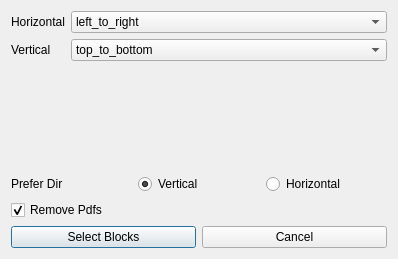
ebrahimraeyat/civilTools, file widgets/import_export/export_dwg_to_pdf.ui: the form before one commit.
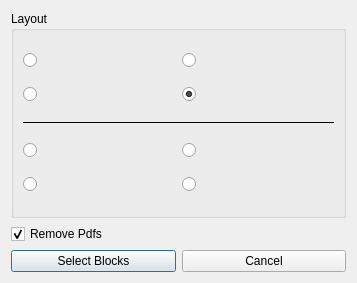
The form after the commit. Icons and pictures are not drawn.

Diff of the .ui file:
```diff
--- a/widgets/import_export/export_dwg_to_pdf.ui
+++ b/widgets/import_export/export_dwg_to_pdf.ui
@@ -6,8 +6,8 @@
    <rect>
     <x>0</x>
     <y>0</y>
-    <width>398</width>
-    <height>259</height>
+    <width>357</width>
+    <height>283</height>
    </rect>
   </property>
   <property name="windowTitle">
@@ -19,78 +19,162 @@
   </property>
   <layout class="QVBoxLayout" name="verticalLayout">
    <item>
-    <layout class="QFormLayout" name="formLayout">
-     <item row="0" column="0">
-      <widget class="QLabel" name="label_2">
-       <property name="text">
-        <string>Horizontal</string>
-       </property>
-      </widget>
-     </item>
-     <item row="0" column="1">
-      <widget class="QComboBox" name="horizontal_combobox">
-       <item>
+    <widget class="QGroupBox" name="layout_groupbox">
+     <property name="title">
+      <string>Layout</string>
+     </property>
+     <layout class="QGridLayout" name="gridLayout">
+      <item row="3" column="0" colspan="2">
+       <widget class="Line" name="line">
+        <property name="frameShadow">
+         <enum>QFrame::Plain</enum>
+        </property>
+        <property name="orientation">
+         <enum>Qt::Horizontal</enum>
+        </property>
+       </widget>
+      </item>
+      <item row="4" column="0">
+       <widget class="QRadioButton" name="left_up_horizontal">
         <property name="text">
-         <string>left_to_right</string>
+         <string/>
         </property>
-       </item>
-       <item>
+        <property name="icon">
+         <iconset resource="../../civiltools.qrc">
+          <normaloff>:/general/images/left-up_horizental.svg</normaloff>:/general/images/left-up_horizental.svg</iconset>
+        </property>
+        <property name="iconSize">
+         <size>
+          <width>30</width>
+          <height>20</height>
+         </size>
+        </property>
+       </widget>
+      </item>
+      <item row="5" column="1">
+       <widget class="QRadioButton" name="right_down_horizontal">
         <property name="text">
-         <string>right_to_left</string>
+         <string/>
         </property>
-       </item>
-      </widget>
-     </item>
-     <item row="1" column="0">
-      <widget class="QLabel" name="label_3">
-       <property name="text">
-        <string>Vertical</string>
-       </property>
-      </widget>
-     </item>
-     <item row="1" column="1">
-      <widget class="QComboBox" name="vertical_combxbox">
-       <item>
+        <property name="icon">
+         <iconset resource="../../civiltools.qrc">
+          <normaloff>:/general/images/right-down_horizental.svg</normaloff>:/general/images/right-down_horizental.svg</iconset>
+        </property>
+        <property name="iconSize">
+         <size>
+          <width>30</width>
+          <height>20</height>
+         </size>
+        </property>
+       </widget>
+      </item>
+      <item row="5" column="0">
+       <widget class="QRadioButton" name="left_down_horizontal">
         <property name="text">
-         <string>top_to_bottom</string>
+         <string/>
         </property>
-       </item>
-       <item>
+        <property name="icon">
+         <iconset resource="../../civiltools.qrc">
+          <normaloff>:/general/images/left-down_horizental.svg</normaloff>:/general/images/left-down_horizental.svg</iconset>
+        </property>
+        <property name="iconSize">
+         <size>
+          <width>30</width>
+          <height>20</height>
+         </size>
+        </property>
+       </widget>
+      </item>
+      <item row="0" column="0">
+       <widget class="QRadioButton" name="left_up_vertical">
         <property name="text">
-         <string>bottom_to_top</string>
+         <string/>
         </property>
-       </item>
-      </widget>
-     </item>
-    </layout>
-   </item>
-   <item>
-    <layout class="QHBoxLayout" name="horizontalLayout">
-     <item>
-      <widget class="QLabel" name="label_4">
-       <property name="text">
-        <string>Prefer Dir</string>
-       </property>
-      </widget>
-     </item>
-     <item>
-      <widget class="QRadioButton" name="vertical_radiobutton">
-       <property name="text">
-        <string>Vertical</string>
-       </property>
-       <property name="checked">
-        <bool>true</bool>
-       </property>
-      </widget>
-     </item>
-     <item>
-      <widget class="QRadioButton" name="Horizontal_radioutton">
-       <property name="text">
-        <string>Horizontal</string>
-       </property>
-      </widget>
-     </item>
-    </layout>
+        <property name="icon">
+         <iconset resource="../../civiltools.qrc">
+          <normaloff>:/general/images/left-up_vertical.svg</normaloff>:/general/images/left-up_vertical.svg</iconset>
+        </property>
+        <property name="iconSize">
+         <size>
+          <width>30</width>
+          <height>20</height>
+         </size>
+        </property>
+       </widget>
+      </item>
+      <item row="2" column="1">
+       <widget class="QRadioButton" name="right_down_vertical">
+        <property name="text">
+         <string/>
+        </property>
+        <property name="icon">
+         <iconset resource="../../civiltools.qrc">
+          <normaloff>:/general/images/right-bottom_vertical.svg</normaloff>:/general/images/right-bottom_vertical.svg</iconset>
+        </property>
+        <property name="iconSize">
+         <size>
+          <width>30</width>
+          <height>20</height>
+         </size>
+        </property>
+        <property name="checked">
+         <bool>true</bool>
+        </property>
+       </widget>
+      </item>
+      <item row="0" column="1">
+       <widget class="QRadioButton" name="right_up_vertical">
+        <property name="text">
+         <string/>
+        </property>
+        <property name="icon">
+         <iconset resource="../../civiltools.qrc">
+          <normaloff>:/general/images/right-up_vertical.svg</normaloff>:/general/images/right-up_vertical.svg</iconset>
+        </property>
+        <property name="iconSize">
+         <size>
+          <width>30</width>
+          <height>20</height>
+         </size>
+        </property>
+       </widget>
+      </item>
+      <item row="2" column="0">
+       <widget class="QRadioButton" name="left_down_vertical">
+        <property name="text">
+         <string/>
+        </property>
+        <property name="icon">
+         <iconset resource="../../civiltools.qrc">
+          <normaloff>:/general/images/left-down_vertical.svg</normaloff>:/general/images/left-down_vertical.svg</iconset>
+        </property>
+        <property name="iconSize">
+         <size>
+          <width>30</width>
+          <height>20</height>
+         </size>
+        </property>
+       </widget>
+      </item>
+      <item row="4" column="1">
+       <widget class="QRadioButton" name="right_up_horizontal">
+        <property name="text">
+         <string/>
+        </property>
+        <property name="icon">
+         <iconset resource="../../civiltools.qrc">
+          <normaloff>:/general/images/right-up_horizental.svg</normaloff>:/general/images/right-up_horizental.svg</iconset>
+        </property>
+        <property name="iconSize">
+         <size>
+          <width>30</width>
+          <height>20</height>
+         </size>
+        </property>
+       </widget>
+      </item>
+     </layout>
+    </widget>
    </item>
    <item>
     <widget class="QCheckBox" name="remove_pdf_checkbox">
```
